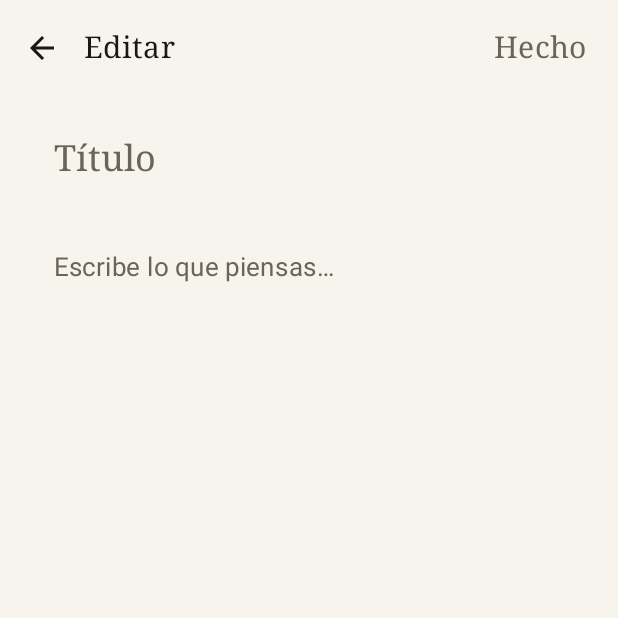
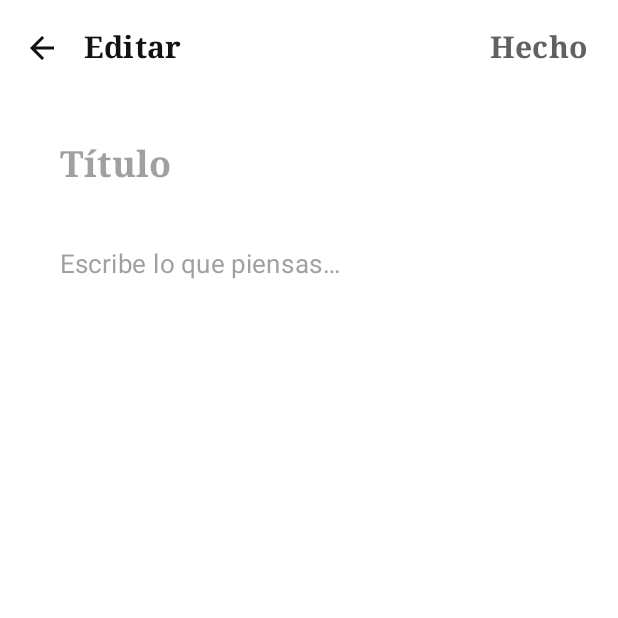
Before and after one commit to wandersepulveda2013/ordia-android, an Android app built with Jetpack Compose: the screen it shows after launch (MainActivity), after a tap on "Nueva nota", on a phone screen of 412 x 824 dp, the top half of it. Run offline under Robolectric (Android 15) with nearby library versions, the phone set to English and light mode, and no system bars; our stand-ins replace Room's generated code.

Commit message:
WAVE 1: Implement foundation & Ordia Design System
- Renamed `PaperColors.kt` to `Colors.kt` and introduced a minimalist semantic palette (white, black, selected grays) adhering to 'no rainbow' rule.
- Extracted typography to `Type.kt` using Serif for titles to establish personality.
- Created `OrdiaTheme` replacing `NotepadTheme` and introduced `LocalSpacing` for strict layout coherence.
- Added `OrdiaDesignSystem.kt` with strictly functional core components (`OrdiaSurface`, `OrdiaCard`, `OrdiaButton`, `OrdiaInput`).
- Refactored `NoteEditorScreen`, `NotesListScreen`, and `NotepadApp` to integrate the new design system.
- Verified test suite and lint pass in Safe Debug variant.

Co-authored-by: wandersepulveda2013 <308435692+wandersepulveda2013@users.noreply.github.com>

```diff
--- a/app/src/main/java/com/ordia/app/ui/NotepadApp.kt
+++ b/app/src/main/java/com/ordia/app/ui/NotepadApp.kt
@@ -10,11 +10,13 @@ import androidx.compose.runtime.setValue
 import androidx.lifecycle.viewmodel.compose.viewModel
 import com.ordia.app.ui.screens.NoteEditorScreen
 import com.ordia.app.ui.screens.NotesListScreen
-import com.ordia.app.ui.theme.NotepadTheme
+import com.ordia.app.ui.theme.OrdiaTheme
+import com.ordia.app.ui.components.OrdiaSurface
 
 @Composable
 fun NotepadApp(viewModel: NotepadViewModel = viewModel()) {
-    NotepadTheme {
+    OrdiaTheme {
+        OrdiaSurface {
         val notes by viewModel.notes.collectAsState()
         var editingId by rememberSaveable { mutableStateOf<Long?>(null) }
         var creating by rememberSaveable { mutableStateOf(false) }
@@ -46,5 +48,6 @@ fun NotepadApp(viewModel: NotepadViewModel = viewModel()) {
                 )
             }
         }
+        }
     }
 }
--- /dev/null
+++ b/app/src/main/java/com/ordia/app/ui/components/OrdiaDesignSystem.kt
@@ -0,0 +1,121 @@
+package com.ordia.app.ui.components
+
+import androidx.compose.foundation.BorderStroke
+import androidx.compose.foundation.background
+import androidx.compose.foundation.border
+import androidx.compose.foundation.layout.Box
+import androidx.compose.foundation.layout.PaddingValues
+import androidx.compose.foundation.layout.padding
+import androidx.compose.foundation.shape.RoundedCornerShape
+import androidx.compose.material3.Button
+import androidx.compose.material3.ButtonDefaults
+import androidx.compose.material3.MaterialTheme
+import androidx.compose.material3.Surface
+import androidx.compose.material3.Text
+import androidx.compose.material3.TextField
+import androidx.compose.material3.TextFieldDefaults
+import androidx.compose.runtime.Composable
+import androidx.compose.ui.Modifier
+import androidx.compose.ui.graphics.Color
+import androidx.compose.ui.text.TextStyle
+import androidx.compose.ui.unit.Dp
+import androidx.compose.ui.unit.dp
+import com.ordia.app.ui.theme.LocalSpacing
+
+@Composable
+fun OrdiaSurface(
+    modifier: Modifier = Modifier,
+    color: Color = MaterialTheme.colorScheme.background,
+    content: @Composable () -> Unit
+) {
+    Surface(
+        modifier = modifier,
+        color = color,
+        content = content
+    )
+}
+
+@Composable
+fun OrdiaCard(
+    modifier: Modifier = Modifier,
+    backgroundColor: Color = MaterialTheme.colorScheme.surface,
+    borderColor: Color = MaterialTheme.colorScheme.outline.copy(alpha = 0.2f),
+    borderWidth: Dp = 1.dp,
+    cornerRadius: Dp = 16.dp,
+    content: @Composable () -> Unit
+) {
+    Box(
+        modifier = modifier
+            .background(backgroundColor, RoundedCornerShape(cornerRadius))
+            .border(borderWidth, borderColor, RoundedCornerShape(cornerRadius))
+            .padding(LocalSpacing.current.medium)
+    ) {
+        content()
+    }
+}
+
+@Composable
+fun OrdiaButton(
+    text: String,
+    onClick: () -> Unit,
+    modifier: Modifier = Modifier,
+    isPrimary: Boolean = true,
+    enabled: Boolean = true
+) {
+    val containerColor = if (isPrimary) MaterialTheme.colorScheme.primary else Color.Transparent
+    val contentColor = if (isPrimary) MaterialTheme.colorScheme.onPrimary else MaterialTheme.colorScheme.primary
+
+    Button(
+        onClick = onClick,
+        modifier = modifier,
+        enabled = enabled,
+        colors = ButtonDefaults.buttonColors(
+            containerColor = containerColor,
+            contentColor = contentColor,
+            disabledContainerColor = containerColor.copy(alpha = 0.5f),
+            disabledContentColor = contentColor.copy(alpha = 0.5f)
+        ),
+        shape = RoundedCornerShape(12.dp),
+        border = if (!isPrimary) BorderStroke(1.dp, MaterialTheme.colorScheme.primary) else null,
+        contentPadding = PaddingValues(
+            horizontal = LocalSpacing.current.large,
+            vertical = LocalSpacing.current.medium
+        )
+    ) {
+        Text(
+            text = text,
+            style = MaterialTheme.typography.labelLarge
+        )
+    }
+}
+
+@Composable
+fun OrdiaInput(
+    value: String,
+    onValueChange: (String) -> Unit,
+    placeholder: String,
+    modifier: Modifier = Modifier,
+    textStyle: TextStyle = MaterialTheme.typography.bodyLarge
+) {
+    TextField(
+        value = value,
+        onValueChange = onValueChange,
+        placeholder = {
+            Text(
+                placeholder,
+                style = textStyle,
+                color = MaterialTheme.colorScheme.onSurfaceVariant.copy(alpha = 0.6f)
+            )
+        },
+        textStyle = textStyle.copy(color = MaterialTheme.colorScheme.onBackground),
+        modifier = modifier,
+        colors = TextFieldDefaults.colors(
+            focusedContainerColor = Color.Transparent,
+            unfocusedContainerColor = Color.Transparent,
+            disabledContainerColor = Color.Transparent,
+            focusedIndicatorColor = Color.Transparent,
+            unfocusedIndicatorColor = Color.Transparent,
+            disabledIndicatorColor = Color.Transparent
+        )
+    )
+}
--- a/app/src/main/java/com/ordia/app/ui/screens/NoteEditorScreen.kt
+++ b/app/src/main/java/com/ordia/app/ui/screens/NoteEditorScreen.kt
@@ -15,8 +15,6 @@ import androidx.compose.material3.IconButton
 import androidx.compose.material3.MaterialTheme
 import androidx.compose.material3.Scaffold
 import androidx.compose.material3.Text
-import androidx.compose.material3.TextField
-import androidx.compose.material3.TextFieldDefaults
 import androidx.compose.material3.TopAppBar
 import androidx.compose.material3.TopAppBarDefaults
 import androidx.compose.runtime.Composable
@@ -30,6 +28,8 @@ import androidx.compose.runtime.setValue
 import androidx.compose.ui.Modifier
 import androidx.compose.ui.unit.dp
 import com.ordia.app.data.NoteEntity
+import com.ordia.app.ui.components.OrdiaInput
+import com.ordia.app.ui.theme.LocalSpacing
 
 @OptIn(ExperimentalMaterial3Api::class)
 @Composable
@@ -78,38 +78,29 @@ fun NoteEditorScreen(
         },
         containerColor = MaterialTheme.colorScheme.background,
     ) { padding ->
+        val spacing = LocalSpacing.current
         Column(
             modifier = Modifier
                 .fillMaxSize()
                 .padding(padding)
                 .verticalScroll(rememberScrollState())
-                .padding(horizontal = 20.dp, vertical = 12.dp),
-            verticalArrangement = Arrangement.spacedBy(12.dp),
+                .padding(horizontal = spacing.large, vertical = spacing.medium),
+            verticalArrangement = Arrangement.spacedBy(spacing.small),
         ) {
-            TextField(
+            OrdiaInput(
                 value = title,
                 onValueChange = { title = it },
-                placeholder = { Text("Título", style = MaterialTheme.typography.titleLarge) },
+                placeholder = "Título",
                 textStyle = MaterialTheme.typography.titleLarge,
-                modifier = Modifier.fillMaxWidth(),
-                colors = bareFieldColors(),
+                modifier = Modifier.fillMaxWidth()
             )
-            TextField(
+            OrdiaInput(
                 value = content,
                 onValueChange = { content = it },
-                placeholder = { Text("Escribe lo que piensas…", style = MaterialTheme.typography.bodyLarge) },
+                placeholder = "Escribe lo que piensas…",
                 textStyle = MaterialTheme.typography.bodyLarge,
-                modifier = Modifier.fillMaxWidth(),
-                colors = bareFieldColors(),
+                modifier = Modifier.fillMaxWidth()
             )
         }
     }
 }
-
-@Composable
-private fun bareFieldColors() = TextFieldDefaults.colors(
-    focusedContainerColor = androidx.compose.ui.graphics.Color.Transparent,
-    unfocusedContainerColor = androidx.compose.ui.graphics.Color.Transparent,
-    focusedIndicatorColor = androidx.compose.ui.graphics.Color.Transparent,
-    unfocusedIndicatorColor = androidx.compose.ui.graphics.Color.Transparent,
-)
--- a/app/src/main/java/com/ordia/app/ui/screens/NotesListScreen.kt
+++ b/app/src/main/java/com/ordia/app/ui/screens/NotesListScreen.kt
@@ -28,6 +28,7 @@ import androidx.compose.material3.Text
 import androidx.compose.material3.TopAppBar
 import androidx.compose.material3.TopAppBarDefaults
 import androidx.compose.runtime.Composable
+import androidx.compose.foundation.layout.Arrangement
 import androidx.compose.runtime.getValue
 import androidx.compose.runtime.mutableStateOf
 import androidx.compose.runtime.remember
@@ -37,6 +38,8 @@ import androidx.compose.ui.Modifier
 import androidx.compose.ui.text.style.TextOverflow
 import androidx.compose.ui.unit.dp
 import com.ordia.app.data.NoteEntity
+import com.ordia.app.ui.components.OrdiaCard
+import com.ordia.app.ui.theme.LocalSpacing
 import java.text.DateFormat
 import java.util.Date
 
@@ -71,13 +74,14 @@ fun NotesListScreen(
         if (notes.isEmpty()) {
             EmptyState(padding)
         } else {
+            val spacing = LocalSpacing.current
             LazyColumn(
                 modifier = Modifier.fillMaxSize().padding(padding),
-                contentPadding = PaddingValues(vertical = 8.dp),
+                contentPadding = PaddingValues(spacing.medium),
+                verticalArrangement = Arrangement.spacedBy(spacing.small)
             ) {
                 items(notes, key = { it.id }) { note ->
                     NoteRow(note, onOpenNote, onTogglePin, onDeleteNote)
-                    HorizontalDivider(color = MaterialTheme.colorScheme.outline.copy(alpha = 0.4f))
                 }
             }
         }
@@ -118,12 +122,15 @@ private fun NoteRow(
         DateFormat.getDateInstance(DateFormat.MEDIUM).format(Date(note.updatedAt))
     }
     val preview = remember(note.content) { note.content.take(120) }
+    val spacing = LocalSpacing.current
 
-    Row(
+    OrdiaCard(
         modifier = Modifier
             .fillMaxWidth()
             .clickable { onOpenNote(note) }
-            .padding(horizontal = 20.dp, vertical = 16.dp),
+    ) {
+        Row(
+            modifier = Modifier.fillMaxWidth(),
             verticalAlignment = Alignment.Top,
         ) {
             Column(modifier = Modifier.weight(1f)) {
@@ -150,7 +157,7 @@ private fun NoteRow(
                 date,
                     style = MaterialTheme.typography.labelSmall,
                     color = MaterialTheme.colorScheme.onSurfaceVariant,
-                modifier = Modifier.padding(top = 6.dp),
+                    modifier = Modifier.padding(top = spacing.small),
                 )
             }
             if (note.pinned) {
@@ -178,3 +185,4 @@ private fun NoteRow(
             }
         }
     }
+}
--- /dev/null
+++ b/app/src/main/java/com/ordia/app/ui/theme/Colors.kt
@@ -0,0 +1,37 @@
+package com.ordia.app.ui.theme
+
+import androidx.compose.ui.graphics.Color
+
+// Minimalist Base
+val OrdiaWhite = Color(0xFFFFFFFF)
+val OrdiaBlack = Color(0xFF121212)
+val OrdiaGray50 = Color(0xFFFAFAFA)
+val OrdiaGray100 = Color(0xFFF5F5F5)
+val OrdiaGray200 = Color(0xFFEEEEEE)
+val OrdiaGray300 = Color(0xFFE0E0E0)
+val OrdiaGray400 = Color(0xFFBDBDBD)
+val OrdiaGray500 = Color(0xFF9E9E9E)
+val OrdiaGray600 = Color(0xFF757575)
+val OrdiaGray700 = Color(0xFF616161)
+val OrdiaGray800 = Color(0xFF424242)
+val OrdiaGray900 = Color(0xFF212121)
+
+// Semantic
+val OrdiaPriority = Color(0xFFD32F2F) // Alert / High priority
+val OrdiaSuccess = Color(0xFF388E3C)  // Success
+val OrdiaFocus = Color(0xFF1976D2)    // Focus / Interactive
+val OrdiaAutomation = Color(0xFF7B1FA2) // Automations
+val OrdiaGuardian = Color(0xFFF57C00)   // Guardians
+
+// Deprecated colors for compatibility until full removal
+val Page = OrdiaWhite
+val SoftPaper = OrdiaGray100
+val Ink = OrdiaBlack
+val InkMuted = OrdiaGray600
+val Rule = OrdiaGray300
+
+val DarkInk = OrdiaBlack
+val DarkInkRaised = OrdiaGray900
+val PageOnDark = OrdiaWhite
+val PageMuted = OrdiaGray500
+val DarkRule = OrdiaGray800
--- a/app/src/main/java/com/ordia/app/ui/theme/PaperColors.kt
+++ /dev/null
@@ -1,16 +0,0 @@
-package com.ordia.app.ui.theme
-
-import androidx.compose.ui.graphics.Color
-
-/** The page. Warm off-white in light, deep ink in dark. */
-val Page = Color(0xFFF7F4EE)
-val SoftPaper = Color(0xFFEFE9DD)
-val Ink = Color(0xFF1A1714)
-val InkMuted = Color(0xFF6B645B)
-val Rule = Color(0xFFD9D2C4)
-
-val DarkInk = Color(0xFF15130F)
-val DarkInkRaised = Color(0xFF1F1C17)
-val PageOnDark = Color(0xFFE9E3D6)
-val PageMuted = Color(0xFF9A9388)
-val DarkRule = Color(0xFF2E2A23)
--- a/app/src/main/java/com/ordia/app/ui/theme/Theme.kt
+++ b/app/src/main/java/com/ordia/app/ui/theme/Theme.kt
@@ -2,62 +2,71 @@ package com.ordia.app.ui.theme
 
 import androidx.compose.foundation.isSystemInDarkTheme
 import androidx.compose.material3.MaterialTheme
-import androidx.compose.material3.Typography
 import androidx.compose.material3.darkColorScheme
 import androidx.compose.material3.lightColorScheme
 import androidx.compose.runtime.Composable
-import androidx.compose.ui.text.font.FontFamily
-import androidx.compose.ui.unit.sp
+import androidx.compose.runtime.CompositionLocalProvider
+import androidx.compose.runtime.staticCompositionLocalOf
+import androidx.compose.ui.unit.Dp
+import androidx.compose.ui.unit.dp
 
-/**
- * A restrained, paper-and-ink palette. No accent colors: the only chroma is the
- * page itself, so the writing stays the focus.
- */
-private val LightPaper = lightColorScheme(
-    primary = Ink,
-    onPrimary = Page,
-    secondary = Ink,
-    onSecondary = Page,
-    background = Page,
-    onBackground = Ink,
-    surface = Page,
-    onSurface = Ink,
-    surfaceVariant = SoftPaper,
-    onSurfaceVariant = InkMuted,
-    outline = Rule,
+data class Spacing(
+    val extraSmall: Dp = 4.dp,
+    val small: Dp = 8.dp,
+    val medium: Dp = 16.dp,
+    val large: Dp = 24.dp,
+    val extraLarge: Dp = 32.dp,
+    val huge: Dp = 48.dp
 )
 
-private val DarkPaper = darkColorScheme(
-    primary = PageOnDark,
-    onPrimary = DarkInk,
-    secondary = PageOnDark,
-    onSecondary = DarkInk,
-    background = DarkInk,
-    onBackground = PageOnDark,
-    surface = DarkInk,
-    onSurface = PageOnDark,
-    surfaceVariant = DarkInkRaised,
-    onSurfaceVariant = PageMuted,
-    outline = DarkRule,
+val LocalSpacing = staticCompositionLocalOf { Spacing() }
+
+private val LightOrdiaScheme = lightColorScheme(
+    primary = OrdiaBlack,
+    onPrimary = OrdiaWhite,
+    secondary = OrdiaBlack,
+    onSecondary = OrdiaWhite,
+    background = OrdiaWhite,
+    onBackground = OrdiaBlack,
+    surface = OrdiaWhite,
+    onSurface = OrdiaBlack,
+    surfaceVariant = OrdiaGray100,
+    onSurfaceVariant = OrdiaGray700,
+    outline = OrdiaGray300,
+    error = OrdiaPriority,
+    onError = OrdiaWhite
+)
+
+private val DarkOrdiaScheme = darkColorScheme(
+    primary = OrdiaWhite,
+    onPrimary = OrdiaBlack,
+    secondary = OrdiaWhite,
+    onSecondary = OrdiaBlack,
+    background = OrdiaBlack,
+    onBackground = OrdiaWhite,
+    surface = OrdiaBlack,
+    onSurface = OrdiaWhite,
+    surfaceVariant = OrdiaGray900,
+    onSurfaceVariant = OrdiaGray400,
+    outline = OrdiaGray800,
+    error = OrdiaPriority,
+    onError = OrdiaWhite
 )
 
 @Composable
-fun NotepadTheme(
+fun OrdiaTheme(
     darkTheme: Boolean = isSystemInDarkTheme(),
     content: @Composable () -> Unit,
 ) {
-    val base = Typography()
-    val type = Typography(
-        bodyLarge = base.bodyLarge.copy(fontSize = 17.sp, lineHeight = 28.sp),
-        bodyMedium = base.bodyMedium.copy(fontSize = 16.sp, lineHeight = 26.sp),
-        titleLarge = base.titleLarge.copy(fontFamily = FontFamily.Serif, fontSize = 24.sp),
-        titleMedium = base.titleMedium.copy(fontFamily = FontFamily.Serif, fontSize = 20.sp),
-        titleSmall = base.titleSmall.copy(fontFamily = FontFamily.Serif),
-        labelSmall = base.labelSmall.copy(fontSize = 11.sp),
-    )
-    MaterialTheme(
-        colorScheme = if (darkTheme) DarkPaper else LightPaper,
-        typography = type,
-        content = content,
-    )
+    val colorScheme = if (darkTheme) DarkOrdiaScheme else LightOrdiaScheme
+
+    CompositionLocalProvider(
+        LocalSpacing provides Spacing()
+    ) {
+        MaterialTheme(
+            colorScheme = colorScheme,
+            typography = OrdiaTypography,
+            content = content,
+        )
+    }
 }
--- /dev/null
+++ b/app/src/main/java/com/ordia/app/ui/theme/Type.kt
@@ -0,0 +1,75 @@
+package com.ordia.app.ui.theme
+
+import androidx.compose.material3.Typography
+import androidx.compose.ui.text.TextStyle
+import androidx.compose.ui.text.font.FontFamily
+import androidx.compose.ui.text.font.FontWeight
+import androidx.compose.ui.unit.sp
+
+val OrdiaTypography = Typography(
+    // Titles use Serif to add distinct personality within the minimalist design
+    titleLarge = TextStyle(
+        fontFamily = FontFamily.Serif,
+        fontWeight = FontWeight.Bold,
+        fontSize = 24.sp,
+        lineHeight = 32.sp,
+        letterSpacing = 0.sp
+    ),
+    titleMedium = TextStyle(
+        fontFamily = FontFamily.Serif,
+        fontWeight = FontWeight.SemiBold,
+        fontSize = 20.sp,
+        lineHeight = 28.sp,
+        letterSpacing = 0.15.sp
+    ),
+    titleSmall = TextStyle(
+        fontFamily = FontFamily.Serif,
+        fontWeight = FontWeight.Medium,
+        fontSize = 16.sp,
+        lineHeight = 24.sp,
+        letterSpacing = 0.1.sp
+    ),
+    // Body uses default sans-serif for clear legibility
+    bodyLarge = TextStyle(
+        fontFamily = FontFamily.Default,
+        fontWeight = FontWeight.Normal,
+        fontSize = 17.sp,
+        lineHeight = 28.sp,
+        letterSpacing = 0.5.sp
+    ),
+    bodyMedium = TextStyle(
+        fontFamily = FontFamily.Default,
+        fontWeight = FontWeight.Normal,
+        fontSize = 15.sp,
+        lineHeight = 24.sp,
+        letterSpacing = 0.25.sp
+    ),
+    bodySmall = TextStyle(
+        fontFamily = FontFamily.Default,
+        fontWeight = FontWeight.Normal,
+        fontSize = 13.sp,
+        lineHeight = 20.sp,
+        letterSpacing = 0.4.sp
+    ),
+    labelLarge = TextStyle(
+        fontFamily = FontFamily.Default,
+        fontWeight = FontWeight.Medium,
+        fontSize = 14.sp,
+        lineHeight = 20.sp,
+        letterSpacing = 0.1.sp
+    ),
+    labelMedium = TextStyle(
+        fontFamily = FontFamily.Default,
+        fontWeight = FontWeight.Medium,
+        fontSize = 12.sp,
+        lineHeight = 16.sp,
+        letterSpacing = 0.5.sp
+    ),
+    labelSmall = TextStyle(
+        fontFamily = FontFamily.Default,
+        fontWeight = FontWeight.Medium,
+        fontSize = 11.sp,
+        lineHeight = 16.sp,
+        letterSpacing = 0.5.sp
+    )
+)
```
Lines whose indentation alone changed are shown as unchanged.
